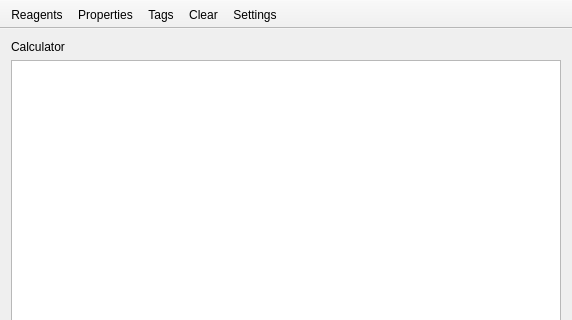
The window that mainwindow.ui (FrankMamuda/fumingcube) describes before a commit, drawn with Qt 5; both pictures show x 0 to 572 and y 0 to 320 of the 572 by 550 pixel window.
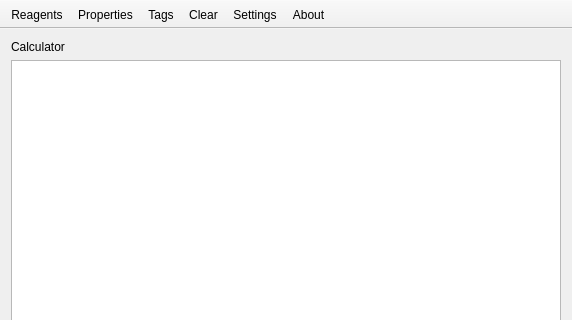
The same window after the commit. Icons and pictures are not drawn. Custom widgets are drawn as their Qt base class.

Diff of the .ui file:
```diff
--- a/mainwindow.ui
+++ b/mainwindow.ui
@@ -81,6 +81,7 @@
    <addaction name="actionTags"/>
    <addaction name="actionClear"/>
    <addaction name="actionSettings"/>
+   <addaction name="actionAbout"/>
   </widget>
   <action name="actionReagents">
    <property name="checkable">
@@ -133,6 +134,14 @@
     <string>Settings</string>
    </property>
   </action>
+  <action name="actionAbout">
+   <property name="icon">
+    <iconset theme="info"/>
+   </property>
+   <property name="text">
+    <string>About</string>
+   </property>
+  </action>
  </widget>
  <layoutdefault spacing="6" margin="11"/>
  <customwidgets>
```
